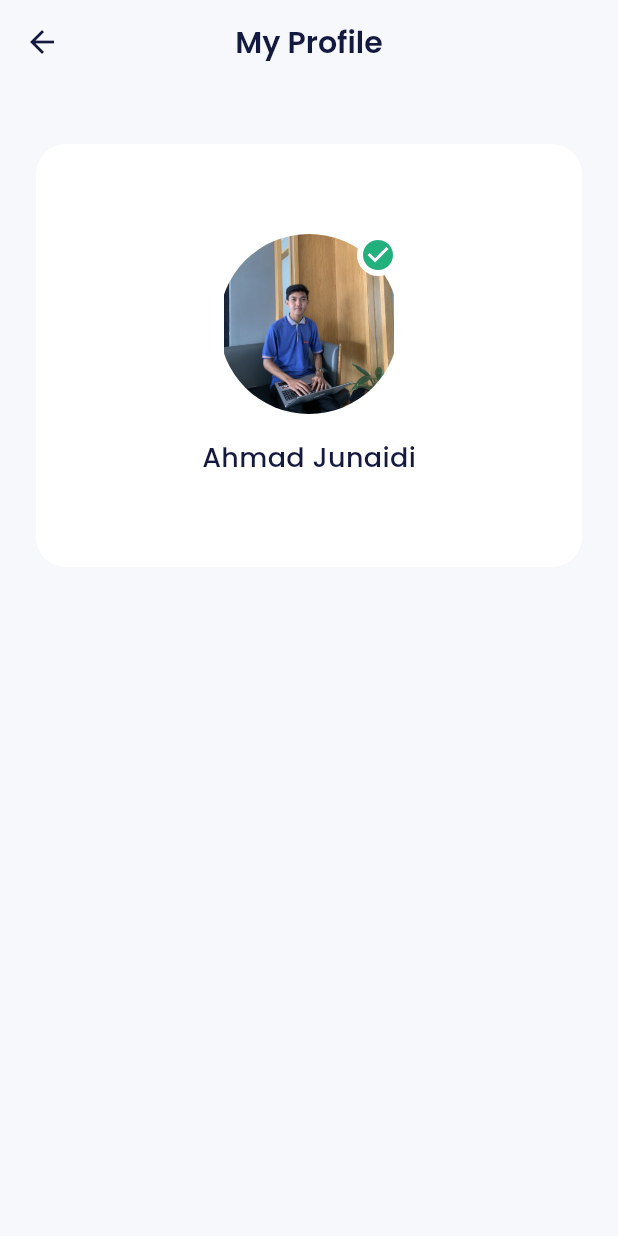
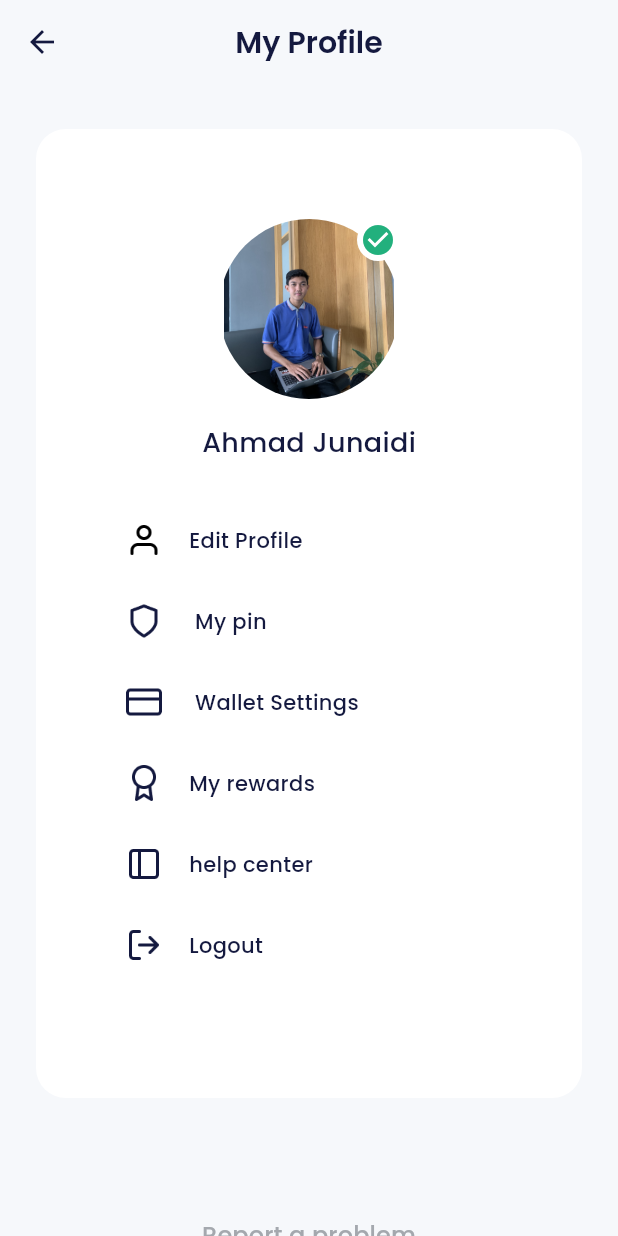
Before and after one commit to Ahmadjunaidi101105/Bank_Sha_Aplication, a Flutter app: the ProfilePage screen opened by its route, on a phone screen of 412 x 824 dp. Run offline on Flutter 3.47's test engine with Material 3 defaults, Android fonts, the phone set to English and light mode, and no system bars; our stand-ins replace carousel_slider, google_fonts.

Commit message:
Slicing Profile Page 2 (Slicing Profile & Pin Page)

```diff
--- /dev/null
+++ b/lib/ui/pages/profile_menu_item.dart
@@ -0,0 +1,44 @@
+import 'package:bank_sha/shared/theme.dart';
+import 'package:flutter/material.dart';
+
+class ProfileMenuItem extends StatelessWidget {
+  final String iconUrl;
+  final String title;
+  final VoidCallback? onTap;
+
+  const ProfileMenuItem({
+    Key? key,
+    required this.iconUrl,
+    required this.title,
+    this.onTap,
+  }) : super(key: key);
+
+  @override
+  Widget build(BuildContext context) {
+    return GestureDetector(
+      onTap: onTap,
+      child: Container(
+        margin: const EdgeInsets.only(
+          bottom: 30,
+        ),
+        child: Row(
+          children: [
+            Image.asset(
+              iconUrl,
+              width: 24,
+            ),
+            const SizedBox(
+              width: 18,
+            ),
+            Text(
+              title,
+              style: blackTextStyle.copyWith(
+                fontWeight: medium,
+              ),
+            )
+          ],
+        ),
+      ),
+    );
+  }
+}
--- a/lib/ui/pages/profile_page.dart
+++ b/lib/ui/pages/profile_page.dart
@@ -1,4 +1,6 @@
 import 'package:bank_sha/shared/theme.dart';
+import 'package:bank_sha/ui/pages/profile_menu_item.dart';
+import 'package:bank_sha/ui/widgets/buttons.dart';
 import 'package:flutter/material.dart';
 
 class ProfilePage extends StatelessWidget {
@@ -29,7 +31,7 @@ class ProfilePage extends StatelessWidget {
         ),
         children: [
           const SizedBox(
-            height: 40,
+            height: 30,
           ),
           Container(
             padding: const EdgeInsets.symmetric(
@@ -82,8 +84,48 @@ class ProfilePage extends StatelessWidget {
                     fontWeight: medium,
                   ),
                 ),
+                SizedBox(
+                  height: 40,
+                ),
+                ProfileMenuItem(
+                  iconUrl: 'assets/ic_edit_profile.png',
+                  title: 'Edit Profile',
+                  onTap: () {},
+                ),
+                ProfileMenuItem(
+                  iconUrl: 'assets/ic_pin.png',
+                  title: ' My pin',
+                  onTap: () {},
+                ),
+                ProfileMenuItem(
+                  iconUrl: 'assets/ic_wallet.png',
+                  title: ' Wallet Settings',
+                  onTap: () {},
+                ),
+                ProfileMenuItem(
+                  iconUrl: 'assets/ic_my_rewards.png',
+                  title: 'My rewards',
+                  onTap: () {},
+                ),
+                ProfileMenuItem(
+                  iconUrl: 'assets/ic_help.png',
+                  title: 'help center',
+                  onTap: () {},
+                ),
+                ProfileMenuItem(
+                  iconUrl: 'assets/ic_logout.png',
+                  title: 'Logout',
+                  onTap: () {},
+                ),
               ],
             ),
+          ),
+          const SizedBox(
+            height: 80,
+          ),
+          CustomTextButton(title: 'Report a problem', onPressed: () {}),
+          const SizedBox(
+            height: 50,
           ),
         ],
       ),
```
